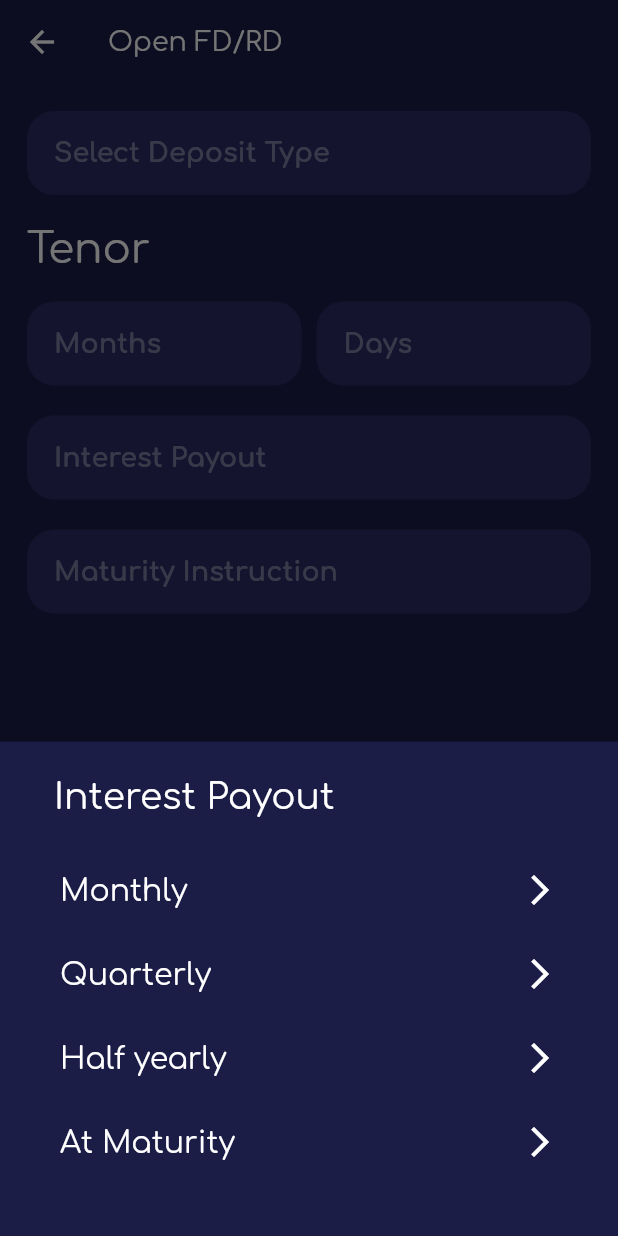
After one commit to shivams1011/nuclei_hackathon_groot, a Flutter app: the SaveInvestScreen screen opened by its route, after a tap on "Interest Payout", on a phone screen of 412 x 824 dp. The commit adds this screen. Run offline on Flutter 3.47's test engine with Material 2 defaults, Android fonts, the light colour scheme and no system bars; our stand-ins replace google_fonts, image_picker, percent_indicator.

Commit message:
save invest screen

```diff
--- a/lib/main.dart
+++ b/lib/main.dart
@@ -4,6 +4,7 @@ import 'package:nuclei_hackathon_groot/screen/goal_overview_screen/goal_overview
 import 'package:nuclei_hackathon_groot/screen/goal_tracker_screen/goal_tracker_screen.dart';
 import 'package:nuclei_hackathon_groot/screen/home_screen/home_screen.dart';
 import 'package:nuclei_hackathon_groot/screen/login_screen/login_screen.dart';
+import 'package:nuclei_hackathon_groot/screen/save_invest_screen/save_invest_screen.dart';
 import 'package:nuclei_hackathon_groot/screen/transaction_screen/transaction_screen.dart';
 
 void main() {
@@ -25,7 +26,8 @@ class MyApp extends StatelessWidget {
         '/transaction':(context) => TransactionScreen(),
         '/createGoal':(context) => CreateGoalScreen(),
         '/goalOverView':(context) => GoalOverViewScreen(),
-        '/goalTracker':(context) => GoalTrackerScreen()
+        '/goalTracker':(context) => GoalTrackerScreen(),
+        '/saveInvest':(context) => SaveInvestScreen()
       },
     );
   }
--- /dev/null
+++ b/lib/screen/save_invest_screen/save_invest_screen.dart
@@ -0,0 +1,489 @@
+import 'package:flutter/material.dart';
+import 'package:nuclei_hackathon_groot/utils/colors_util.dart';
+import 'package:nuclei_hackathon_groot/utils/font_util.dart';
+
+class SaveInvestScreen extends StatefulWidget {
+  SaveInvestScreen({Key key}) : super(key: key);
+
+  @override
+  _SaveInvestScreenState createState() => _SaveInvestScreenState();
+}
+
+class _SaveInvestScreenState extends State<SaveInvestScreen> {
+  TextEditingController depositTypeController = TextEditingController();
+  TextEditingController interestPayoutController = TextEditingController();
+  TextEditingController maturityController = TextEditingController();
+
+  @override
+  Widget build(BuildContext context) {
+    return Scaffold(
+      backgroundColor: Color(ColorsUtil.appBgColor),
+      appBar: AppBar(
+        elevation: 0,
+        title: Text(
+          'Open FD/RD',
+          style: FontUtil.setTextStyle(fontSize: 18.0),
+        ),
+        backgroundColor: Color(ColorsUtil.appBgColor),
+      ),
+      body: getBodyData(),
+    );
+  }
+
+  Widget getBodyData() {
+    return Container(
+      padding: EdgeInsets.all(18.0),
+      child: Column(
+        crossAxisAlignment: CrossAxisAlignment.start,
+        children: [
+          InkWell(
+            onTap: () {
+              _showDepositSheet();
+            },
+            child: TextFormField(
+              controller: depositTypeController,
+              autofocus: false,
+              enabled: false,
+              cursorHeight: 18.0,
+              cursorColor: Colors.white,
+              style: FontUtil.setTextStyle(
+                  fontWeight: FontWeight.bold,
+                  fontSize: 18.0,
+                  fontColor: Colors.white),
+              decoration: InputDecoration(
+                filled: true,
+                fillColor: Color(ColorsUtil.fieldFillColor),
+                contentPadding: EdgeInsets.all(18.0),
+                hintText: 'Select Deposit Type',
+                hintStyle: FontUtil.setTextStyle(
+                    fontWeight: FontWeight.bold,
+                    fontSize: 18.0,
+                    fontColor: Colors.white38),
+                border: OutlineInputBorder(
+                  borderRadius: BorderRadius.all(Radius.circular(18)),
+                  borderSide: BorderSide.none,
+                ),
+              ),
+            ),
+          ),
+          SizedBox(
+            height: 20,
+          ),
+          Text(
+            'Tenor',
+            style: FontUtil.setTextStyle(fontSize: 28.0),
+          ),
+          SizedBox(
+            height: 20,
+          ),
+          Row(
+            children: [
+              Expanded(
+                child: TextFormField(
+                  autofocus: false,
+                  cursorHeight: 18.0,
+                  cursorColor: Colors.white,
+                  style: FontUtil.setTextStyle(
+                      fontWeight: FontWeight.bold,
+                      fontSize: 18.0,
+                      fontColor: Colors.white),
+                  decoration: InputDecoration(
+                    filled: true,
+                    fillColor: Color(ColorsUtil.fieldFillColor),
+                    contentPadding: EdgeInsets.all(18.0),
+                    hintText: 'Months',
+                    hintStyle: FontUtil.setTextStyle(
+                        fontWeight: FontWeight.bold,
+                        fontSize: 18.0,
+                        fontColor: Colors.white38),
+                    border: OutlineInputBorder(
+                      borderRadius: BorderRadius.all(Radius.circular(18)),
+                      borderSide: BorderSide.none,
+                    ),
+                  ),
+                ),
+              ),
+              SizedBox(width: 10.0),
+              Expanded(
+                child: TextFormField(
+                  autofocus: false,
+                  cursorHeight: 18.0,
+                  cursorColor: Colors.white,
+                  style: FontUtil.setTextStyle(
+                      fontWeight: FontWeight.bold,
+                      fontSize: 18.0,
+                      fontColor: Colors.white),
+                  decoration: InputDecoration(
+                    filled: true,
+                    fillColor: Color(ColorsUtil.fieldFillColor),
+                    contentPadding: EdgeInsets.all(18.0),
+                    hintText: 'Days',
+                    hintStyle: FontUtil.setTextStyle(
+                        fontWeight: FontWeight.bold,
+                        fontSize: 18.0,
+                        fontColor: Colors.white38),
+                    border: OutlineInputBorder(
+                      borderRadius: BorderRadius.all(Radius.circular(18)),
+                      borderSide: BorderSide.none,
+                    ),
+                  ),
+                ),
+              ),
+            ],
+          ),
+          SizedBox(
+            height: 20.0,
+          ),
+          InkWell(
+            onTap: () {
+              _showInterestSheet();
+            },
+            child: TextFormField(
+              controller: interestPayoutController,
+              autofocus: false,
+              enabled: false,
+              cursorHeight: 18.0,
+              cursorColor: Colors.white,
+              style: FontUtil.setTextStyle(
+                  fontWeight: FontWeight.bold,
+                  fontSize: 18.0,
+                  fontColor: Colors.white),
+              decoration: InputDecoration(
+                filled: true,
+                fillColor: Color(ColorsUtil.fieldFillColor),
+                contentPadding: EdgeInsets.all(18.0),
+                hintText: 'Interest Payout',
+                hintStyle: FontUtil.setTextStyle(
+                    fontWeight: FontWeight.bold,
+                    fontSize: 18.0,
+                    fontColor: Colors.white38),
+                border: OutlineInputBorder(
+                  borderRadius: BorderRadius.all(Radius.circular(18)),
+                  borderSide: BorderSide.none,
+                ),
+              ),
+            ),
+          ),
+          SizedBox(
+            height: 20.0,
+          ),
+          InkWell(
+            onTap: () {
+              _showMaturitySheet();
+            },
+            child: TextFormField(
+              controller: maturityController,
+              autofocus: false,
+              enabled: false,
+              cursorHeight: 18.0,
+              cursorColor: Colors.white,
+              style: FontUtil.setTextStyle(
+                  fontWeight: FontWeight.bold,
+                  fontSize: 18.0,
+                  fontColor: Colors.white),
+              decoration: InputDecoration(
+                filled: true,
+                fillColor: Color(ColorsUtil.fieldFillColor),
+                contentPadding: EdgeInsets.all(18.0),
+                hintText: 'Maturity Instruction',
+                hintStyle: FontUtil.setTextStyle(
+                    fontWeight: FontWeight.bold,
+                    fontSize: 18.0,
+                    fontColor: Colors.white38),
+                border: OutlineInputBorder(
+                  borderRadius: BorderRadius.all(Radius.circular(18)),
+                  borderSide: BorderSide.none,
+                ),
+              ),
+            ),
+          ),
+          Expanded(child: Container()),
+          getBottomButton()
+        ],
+      ),
+    );
+  }
+
+  void _showDepositSheet() async {
+    String data = await showModalBottomSheet(
+        context: context,
+        isScrollControlled: false,
+        enableDrag: true,
+        backgroundColor: Color(ColorsUtil.appBgColor),
+        builder: (builder) {
+          return Container(
+            height: MediaQuery.of(context).size.height * 0.30,
+            padding: EdgeInsets.all(24.0),
+            child: Column(
+              crossAxisAlignment: CrossAxisAlignment.start,
+              children: [
+                Padding(
+                  padding: const EdgeInsets.only(left: 12.0),
+                  child: Text(
+                    'Select Deposit Type',
+                    style: FontUtil.setTextStyle(
+                      fontSize: 24.0,
+                    ),
+                  ),
+                ),
+                SizedBox(
+                  height: 20.0,
+                ),
+                ListTile(
+                  onTap: () {
+                    Navigator.of(context).pop('Fixed Deposit');
+                  },
+                  title: Text(
+                    'Fixed Deposit',
+                    style: FontUtil.setTextStyle(
+                      fontSize: 20.0,
+                    ),
+                  ),
+                  trailing: Icon(
+                    Icons.arrow_forward_ios,
+                    color: Colors.white,
+                  ),
+                ),
+                ListTile(
+                  onTap: () {
+                    Navigator.of(context).pop('Recurring Deposit');
+                  },
+                  title: Text(
+                    'Recurring Deposit',
+                    style: FontUtil.setTextStyle(
+                      fontSize: 20.0,
+                    ),
+                  ),
+                  trailing: Icon(
+                    Icons.arrow_forward_ios,
+                    color: Colors.white,
+                  ),
+                )
+              ],
+            ),
+          );
+        });
+
+    setState(() {
+      if (data != null) {
+        depositTypeController.text = data;
+      }
+    });
+  }
+
+  void _showInterestSheet() async {
+    String data = await showModalBottomSheet(
+        context: context,
+        isScrollControlled: false,
+        enableDrag: true,
+        backgroundColor: Color(ColorsUtil.appBgColor),
+        builder: (builder) {
+          return Container(
+            height: MediaQuery.of(context).size.height * 0.40,
+            padding: EdgeInsets.all(24.0),
+            child: Column(
+              crossAxisAlignment: CrossAxisAlignment.start,
+              children: [
+                Padding(
+                  padding: const EdgeInsets.only(left: 12.0),
+                  child: Text(
+                    'Interest Payout',
+                    style: FontUtil.setTextStyle(
+                      fontSize: 24.0,
+                    ),
+                  ),
+                ),
+                SizedBox(
+                  height: 20.0,
+                ),
+                ListTile(
+                  onTap: () {
+                    Navigator.of(context).pop('Monthly');
+                  },
+                  title: Text(
+                    'Monthly',
+                    style: FontUtil.setTextStyle(
+                      fontSize: 20.0,
+                    ),
+                  ),
+                  trailing: Icon(
+                    Icons.arrow_forward_ios,
+                    color: Colors.white,
+                  ),
+                ),
+                ListTile(
+                  onTap: () {
+                    Navigator.of(context).pop('Quarterly');
+                  },
+                  title: Text(
+                    'Quarterly',
+                    style: FontUtil.setTextStyle(
+                      fontSize: 20.0,
+                    ),
+                  ),
+                  trailing: Icon(
+                    Icons.arrow_forward_ios,
+                    color: Colors.white,
+                  ),
+                ),
+                ListTile(
+                  onTap: () {
+                    Navigator.of(context).pop('Half yearly');
+                  },
+                  title: Text(
+                    'Half yearly',
+                    style: FontUtil.setTextStyle(
+                      fontSize: 20.0,
+                    ),
+                  ),
+                  trailing: Icon(
+                    Icons.arrow_forward_ios,
+                    color: Colors.white,
+                  ),
+                ),
+                ListTile(
+                  onTap: () {
+                    Navigator.of(context).pop('At Maturity');
+                  },
+                  title: Text(
+                    'At Maturity',
+                    style: FontUtil.setTextStyle(
+                      fontSize: 20.0,
+                    ),
+                  ),
+                  trailing: Icon(
+                    Icons.arrow_forward_ios,
+                    color: Colors.white,
+                  ),
+                )
+              ],
+            ),
+          );
+        });
+
+    setState(() {
+      if (data != null) {
+        interestPayoutController.text = data;
+      }
+    });
+  }
+
+  void _showMaturitySheet() async {
+    String data = await showModalBottomSheet(
+        context: context,
+        isScrollControlled: false,
+        enableDrag: true,
+        backgroundColor: Color(ColorsUtil.appBgColor),
+        builder: (builder) {
+          return Container(
+            height: MediaQuery.of(context).size.height * 0.30,
+            padding: EdgeInsets.all(24.0),
+            child: Column(
+              crossAxisAlignment: CrossAxisAlignment.start,
+              children: [
+                Padding(
+                  padding: const EdgeInsets.only(left: 12.0),
+                  child: Text(
+                    'Maturity Instruction',
+                    style: FontUtil.setTextStyle(
+                      fontSize: 24.0,
+                    ),
+                  ),
+                ),
+                SizedBox(
+                  height: 20.0,
+                ),
+                ListTile(
+                  onTap: () {
+                    Navigator.of(context).pop('Renew Principle & Interest');
+                  },
+                  title: Text(
+                    'Renew Principle & Interest',
+                    style: FontUtil.setTextStyle(
+                      fontSize: 20.0,
+                    ),
+                  ),
+                  trailing: Icon(
+                    Icons.arrow_forward_ios,
+                    color: Colors.white,
+                  ),
+                ),
+                ListTile(
+                  onTap: () {
+                    Navigator.of(context).pop('Renew Principle only');
+                  },
+                  title: Text(
+                    'Renew Principle only',
+                    style: FontUtil.setTextStyle(
+                      fontSize: 20.0,
+                    ),
+                  ),
+                  trailing: Icon(
+                    Icons.arrow_forward_ios,
+                    color: Colors.white,
+                  ),
+                ),
+                ListTile(
+                  onTap: () {
+                    Navigator.of(context).pop('Credit back to my Account');
+                  },
+                  title: Text(
+                    'Credit back to my Account',
+                    style: FontUtil.setTextStyle(
+                      fontSize: 20.0,
+                    ),
+                  ),
+                  trailing: Icon(
+                    Icons.arrow_forward_ios,
+                    color: Colors.white,
+                  ),
+                ),
+              ],
+            ),
+          );
+        });
+
+    setState(() {
+      if (data != null) {
+        maturityController.text = data;
+      }
+    });
+  }
+
+  Widget getBottomButton() {
+    return Card(
+      color: Color(ColorsUtil.fieldFillColor),
+      elevation: 5,
+      shape: RoundedRectangleBorder(
+        borderRadius: BorderRadius.all(
+          Radius.circular(30),
+        ),
+      ),
+      child: Container(
+        width: MediaQuery.of(context).size.width * 0.90,
+        height: MediaQuery.of(context).size.height * 0.08,
+        child: Row(
+          children: [
+            Padding(
+              padding: EdgeInsets.only(
+                left: 28.0,
+              ),
+              child: Text(
+                'Continue',
+                style: FontUtil.setTextStyle(),
+              ),
+            ),
+            Expanded(child: Container()),
+            Padding(
+              padding: const EdgeInsets.only(right: 28.0),
+              child: Icon(
+                Icons.arrow_forward,
+                color: Colors.white,
+              ),
+            )
+          ],
+        ),
+      ),
+    );
+  }
+}
```
Also changed, not shown: lib/screen/home_screen/home_screen.dart (+10 -5 lines).
